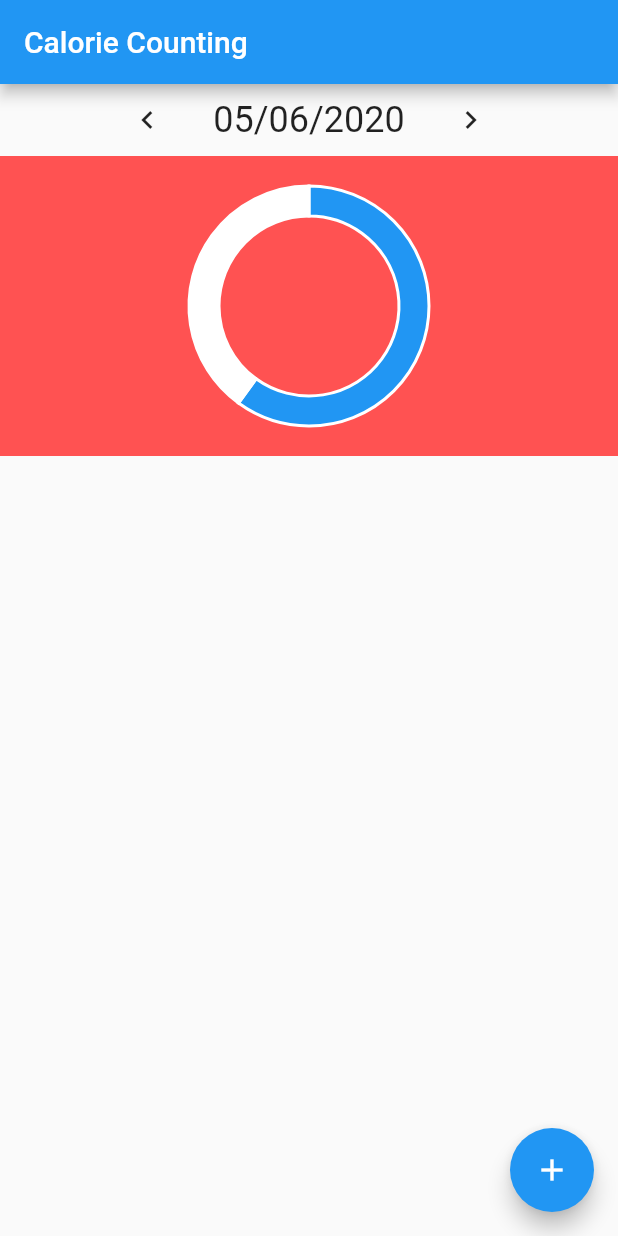
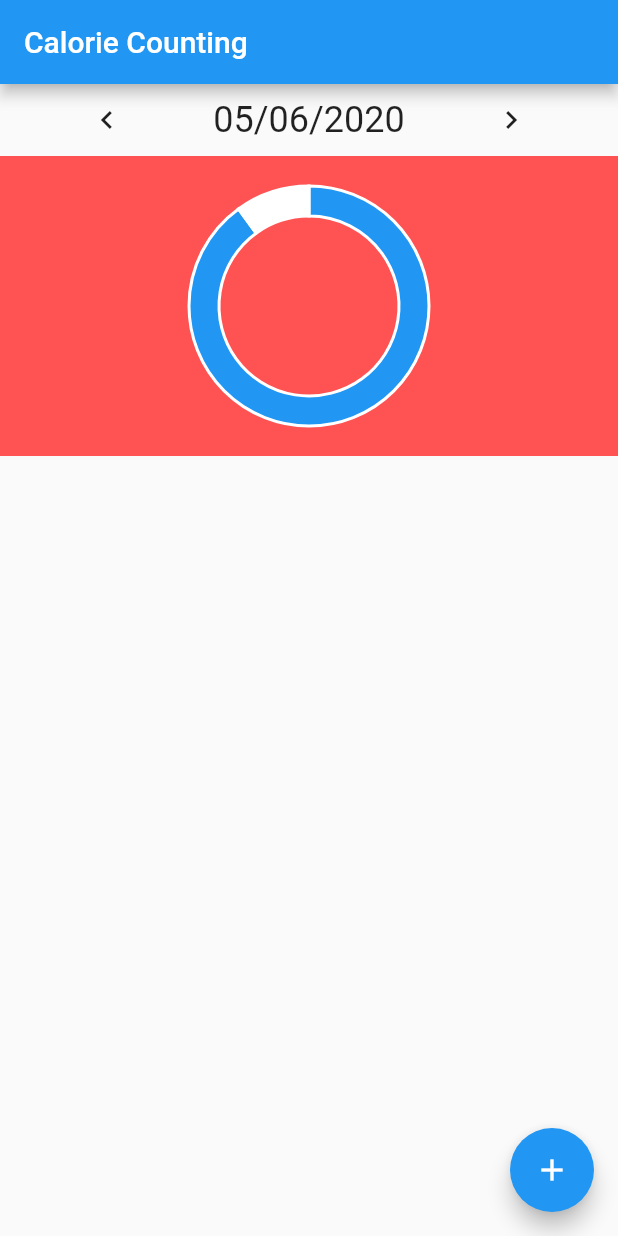
Before and after one commit to KatazzaHack/calorie_counting, a Flutter app: the screen it shows after launch, after a tap on the "chevron left" icon, after a tap on the "chevron right" icon, on a phone screen of 412 x 824 dp. Run offline on Flutter 3.47's test engine with Material 2 defaults, Android fonts, the phone set to English and light mode, and no system bars; our stand-ins replace charts_flutter; missing offline and left inert: protobuf.

Commit message:
Separate DatePicker to a separate file and class

```diff
--- /dev/null
+++ b/lib/date_picker.dart
@@ -0,0 +1,54 @@
+import 'package:flutter/material.dart';
+import 'package:intl/intl.dart';
+
+class DatePicker extends StatefulWidget {
+  final Function onDateChanged;
+
+  const DatePicker({Key key, this.onDateChanged}) : super(key: key);
+
+  @override DatePickerState createState() => DatePickerState();
+}
+
+class DatePickerState extends State<DatePicker> {
+  DateTime _dateTime = new DateTime.now();
+  static const one_day = const Duration(days: 1);
+  var formatter = new DateFormat('dd/MM/yyyy');
+
+  void _decrementDate() {
+    setState(() {
+      _dateTime = _dateTime.subtract(one_day);
+      widget.onDateChanged(_dateTime);
+    });
+  }
+
+  void _incrementDate() {
+    setState(() {
+      _dateTime = _dateTime.add(one_day);
+      widget.onDateChanged(_dateTime);
+    });
+  }
+
+  @override Widget build(BuildContext context) {
+    return Row(
+      mainAxisAlignment: MainAxisAlignment.center,
+      children: <Widget>[
+        Expanded(
+          child: FlatButton(
+            onPressed: _decrementDate,
+            child: Icon(Icons.chevron_left),
+          ),
+        ),
+        Text(
+          formatter.format(_dateTime),
+          style: Theme.of(context).textTheme.headline5,
+        ),
+        Expanded(
+          child: FlatButton(
+            onPressed: _incrementDate,
+            child: Icon(Icons.chevron_right),
+          ),
+        ),
+      ],
+    );
+  }
+}
--- a/lib/main.dart
+++ b/lib/main.dart
@@ -1,8 +1,8 @@
 import 'package:calorie_counting/database_helper.dart';
 import 'package:flutter/material.dart';
-import 'package:intl/intl.dart';
 import 'package:logging/logging.dart';
 import 'dashboard.dart';
+import 'date_picker.dart';
 
 void main() {
   Logger.root.level = Level.ALL; // defaults to Level.INFO
@@ -52,27 +52,16 @@ class MyHomePage extends StatefulWidget {
 class _MyHomePageState extends State<MyHomePage> {
   final log = Logger('_MyHomePageState');
 
-  DateTime _dateTime = new DateTime.now();
-  static const one_day = const Duration(days: 1);
-  var formatter = new DateFormat('dd/MM/yyyy');
-
-  void _decrementDate() {
-    setState(() {
-      _dateTime = _dateTime.subtract(one_day);
-    });
-  }
-
-  void _incrementDate() {
-    setState(() {
-      _dateTime = _dateTime.add(one_day);
-    });
-  }
-
   void _create_database() {
     final log = Logger('DashboardWrapper');
     log.fine("Start creating database");
-    final instance = DatabaseHelper.instance;
+//    final instance = DatabaseHelper.instance;
     log.fine("Created database");
+  }
+
+  _onDateChanged(DateTime dateTime) {
+    // TODO: Add date change handling events.
+    log.fine("_onDateChanged, now it is " + dateTime.day.toString());
   }
 
   @override
@@ -86,24 +75,10 @@ class _MyHomePageState extends State<MyHomePage> {
       body: Column(
         // Center is a layout widget. It takes a single child and positions it
         // in the middle of the parent.
-        children: <Row> [
-          Row(
-          mainAxisAlignment: MainAxisAlignment.center,
-          children: <Widget>[
-            FlatButton(
-              onPressed: _decrementDate,
-              child: Icon(Icons.chevron_left),
-            ),
-            Text(
-              formatter.format(_dateTime),
-              style: Theme.of(context).textTheme.headline5,
-            ),
-            FlatButton(
-              onPressed: _incrementDate,
-              child: Icon(Icons.chevron_right),
-            ),
-          ],
-        ),
+        children: <Widget> [
+          DatePicker(
+            onDateChanged: _onDateChanged,
+          ),
           Row(
           mainAxisAlignment: MainAxisAlignment.center,
           children: <Widget>[
@@ -136,7 +111,7 @@ class DashboardWrapper extends StatelessWidget {
         child: Container(
           color: Colors.redAccent,
             child: Dashboard(
-              filledBar: 6,
+              filledBar: 9,
               fullBar: 10,
             ),
        ),
```
